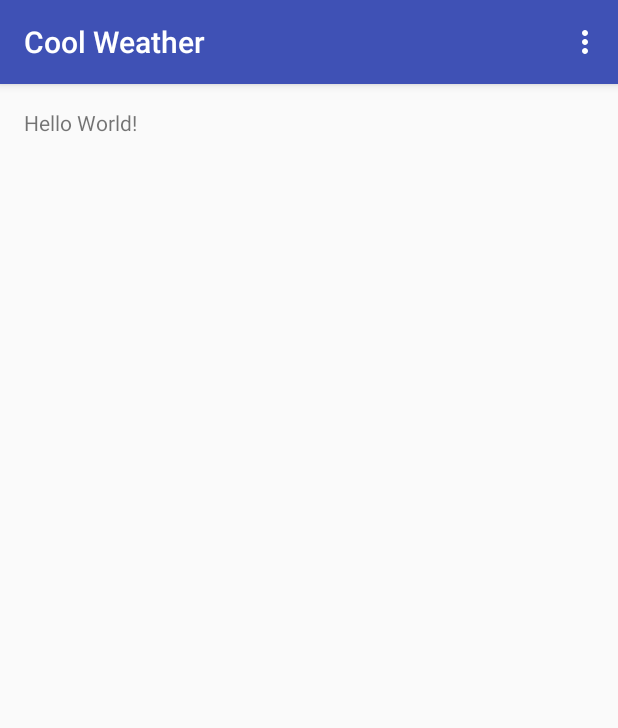
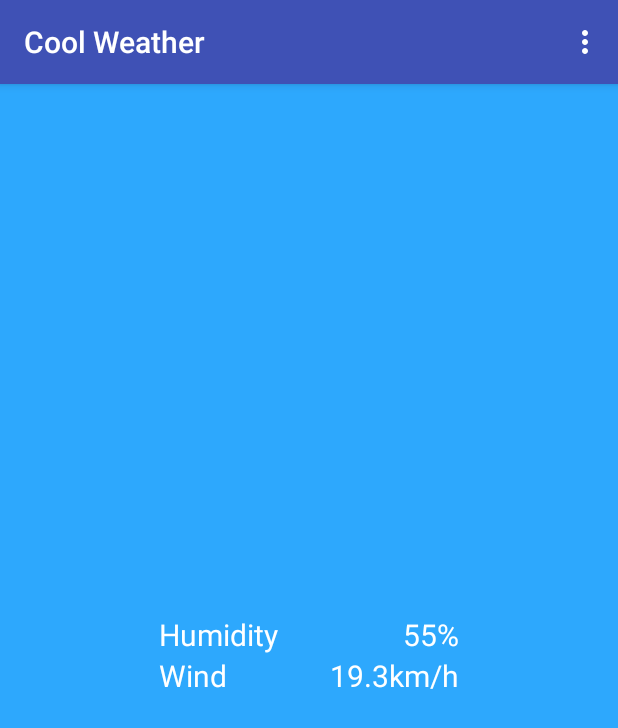
Before and after one commit to xiefeieric/CoolWeather, an Android app: the screen it shows after launch (MainActivity), on a phone screen of 412 x 824 dp. Shown: the top 728 px of the screen. Run offline under Robolectric (Android 15) with nearby library versions, the phone set to English and light mode, and no system bars; libraries missing offline, so code that uses them is left out: org.xutils.common, org.xutils.http, org.xutils.x; 2 statements that could not run were skipped.

Commit message:
UI design

```diff
--- a/app/src/main/res/layout/content_main.xml
+++ b/app/src/main/res/layout/content_main.xml
@@ -1,20 +1,83 @@
 <?xml version="1.0" encoding="utf-8"?>
-<RelativeLayout
+<LinearLayout
     xmlns:android="http://schemas.android.com/apk/res/android"
     xmlns:app="http://schemas.android.com/apk/res-auto"
     xmlns:tools="http://schemas.android.com/tools"
+    android:orientation="vertical"
     android:layout_width="match_parent"
     android:layout_height="match_parent"
     android:paddingBottom="@dimen/activity_vertical_margin"
     android:paddingLeft="@dimen/activity_horizontal_margin"
     android:paddingRight="@dimen/activity_horizontal_margin"
     android:paddingTop="@dimen/activity_vertical_margin"
+    android:background="@color/mainColor"
     app:layout_behavior="@string/appbar_scrolling_view_behavior"
     tools:context=".activity.MainActivity"
     tools:showIn="@layout/activity_main">
 
+    <ImageView
+        android:layout_width="match_parent"
+        android:layout_height="250dp"/>
+
     <TextView
+        android:id="@+id/tvTemp"
         android:layout_width="wrap_content"
         android:layout_height="wrap_content"
-        android:text="Hello World!"/>
-</RelativeLayout>
+        android:layout_gravity="center"
+        tools:text="10"
+        android:textSize="50sp"
+        android:textColor="@color/white"/>
+
+    <LinearLayout
+        android:layout_width="200dp"
+        android:layout_height="wrap_content"
+        android:orientation="horizontal"
+        android:layout_gravity="center"
+        android:layout_marginTop="20dp">
+
+        <TextView
+            android:layout_width="wrap_content"
+            android:layout_height="wrap_content"
+            android:text="Humidity"
+            android:textSize="20sp"
+            android:textColor="@color/white"/>
+
+        <TextView
+            android:layout_width="wrap_content"
+            android:layout_height="wrap_content"
+            android:layout_weight="1"
+            android:text="55%"
+            android:textSize="20sp"
+            android:gravity="right"
+            android:textColor="@color/white"/>
+
+    </LinearLayout>
+
+    <LinearLayout
+        android:layout_width="200dp"
+        android:layout_height="wrap_content"
+        android:orientation="horizontal"
+        android:layout_gravity="center">
+
+        <TextView
+            android:layout_width="wrap_content"
+            android:layout_height="wrap_content"
+            android:text="Wind"
+            android:textSize="20sp"
+            android:layout_gravity="left"
+            android:textColor="@color/white"/>
+
+        <TextView
+            android:layout_width="wrap_content"
+            android:layout_height="wrap_content"
+            android:layout_weight="1"
+            android:text="19.3km/h"
+            android:textSize="20sp"
+            android:gravity="right"
+            android:textColor="@color/white"
+            />
+
+    </LinearLayout>
+
+
+</LinearLayout>
--- a/app/src/main/res/values/colors.xml
+++ b/app/src/main/res/values/colors.xml
@@ -3,4 +3,6 @@
     <color name="colorPrimary">#3F51B5</color>
     <color name="colorPrimaryDark">#303F9F</color>
     <color name="colorAccent">#FF4081</color>
+    <color name="mainColor">#2da8fd</color>
+    <color name="white">#ffffff</color>
 </resources>
```
